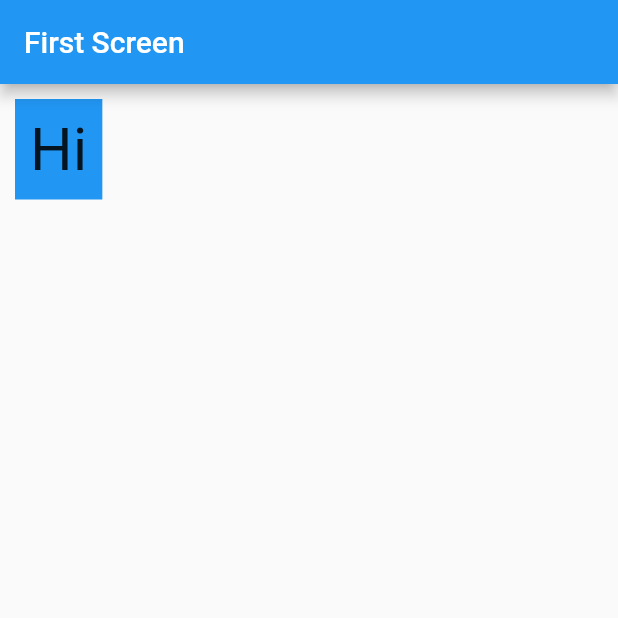
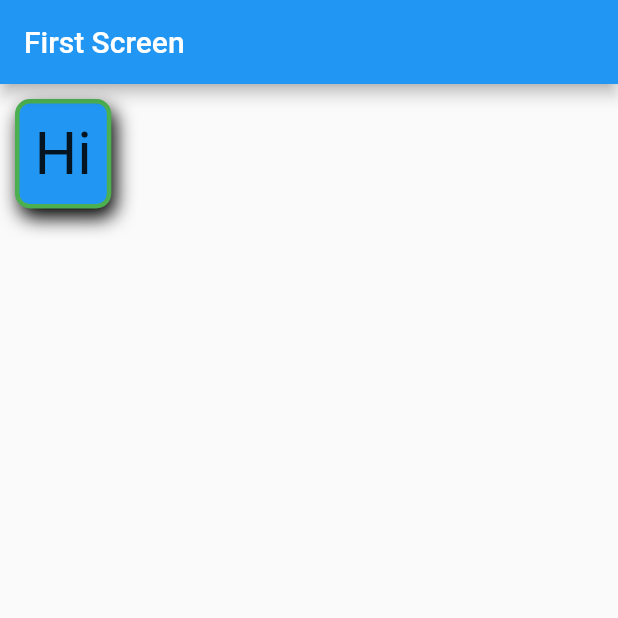
Before and after one commit to aiguh97/flutter-pemula-dicoding, a Flutter app: the screen it shows after launch, on a phone screen of 412 x 824 dp, the top half of it. Run offline on Flutter 3.47's test engine with Material 3 defaults, Android fonts, the phone set to English and light mode, and no system bars.

Commit message:
5_container_decoration

```diff
--- a/lib/CustomContainer.dart
+++ b/lib/CustomContainer.dart
@@ -13,9 +13,21 @@ class CustomContainerScreen extends StatelessWidget {
         foregroundColor: Colors.white,
       ),
       body: Container(
-        color: Colors.blue,
         padding: const EdgeInsets.all(10),
         margin: const EdgeInsets.all(10),
+        decoration: BoxDecoration(
+          color: Colors.blue,
+          border: Border.all(color: Colors.green, width: 3),
+          borderRadius: BorderRadius.circular(10),
+          boxShadow: const [
+            BoxShadow(
+              color: Colors.black,
+              offset: Offset(3, 6),
+              blurRadius: 10,
+            ),
+          ],
+          // shape: BoxShape.circle,
+        ),
         child: Text('Hi', style: TextStyle(fontSize: 40)),
       ),
     );
```
